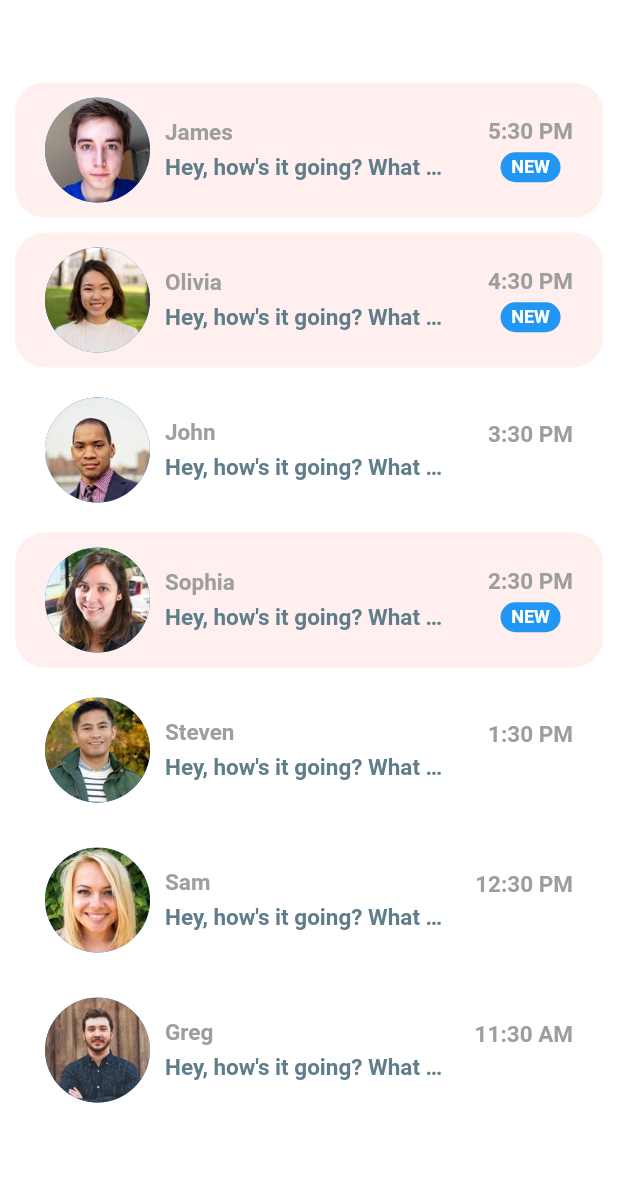
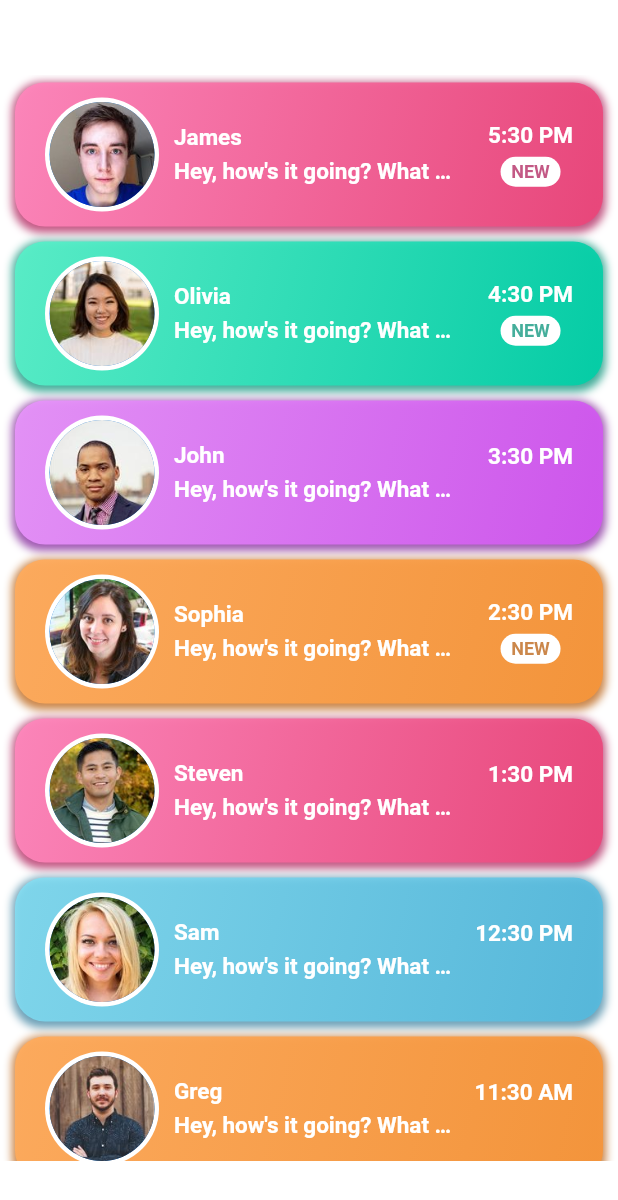
Before and after one commit to SEI4X/join-party, a Flutter app: the ChatsPage widget shown alone on an empty page, opened directly, on a phone screen of 412 x 824 dp. Shown: the top 1200 px of the screen. Run offline on Flutter 3.47's test engine with Material 2 defaults, Android fonts, the phone set to English and light mode, and no system bars; our stand-ins replace eva_icons_flutter, location; missing offline and left inert: platform_maps_flutter.

Commit message:
Added colors to chats

```diff
--- a/lib/chats_modules/chat_screen.dart
+++ b/lib/chats_modules/chat_screen.dart
@@ -77,7 +77,7 @@ class _ChatScreenState extends State<ChatScreen> {
           IconButton(
             icon: Icon(Icons.photo),
             iconSize: 25.0,
-            color: Theme.of(context).primaryColor,
+            color: userColors[widget.user.colorScheme],
             onPressed: () {},
           ),
           Expanded(
@@ -92,7 +92,7 @@ class _ChatScreenState extends State<ChatScreen> {
           IconButton(
             icon: Icon(Icons.send),
             iconSize: 25.0,
-            color: Theme.of(context).primaryColor,
+            color: userColors[widget.user.colorScheme],
             onPressed: () {},
           ),
         ],
@@ -103,8 +103,9 @@ class _ChatScreenState extends State<ChatScreen> {
   @override
   Widget build(BuildContext context) {
     return Scaffold(
-      backgroundColor: Theme.of(context).primaryColor,
+      backgroundColor: userColors[widget.user.colorScheme],
       appBar: AppBar(
+        backgroundColor: Colors.transparent,
         title: Text(
           widget.user.name,
           style: TextStyle(
--- a/lib/chats_modules/chats_page.dart
+++ b/lib/chats_modules/chats_page.dart
@@ -26,7 +26,15 @@ class ChatsPage extends StatelessWidget {
                 margin: EdgeInsets.symmetric(vertical: 5.0, horizontal: 10),
                 padding: EdgeInsets.symmetric(horizontal: 20.0, vertical: 10.0),
                 decoration: BoxDecoration(
-                  color: chat.unread ? Color(0xFFFFEFEE) : Colors.white,
+                  gradient: userGradients[chat.sender.colorScheme],
+                  boxShadow: [
+                    BoxShadow(
+                      color: userShadows[chat.sender.colorScheme],
+                      spreadRadius: 2,
+                      blurRadius: 4,
+                      offset: Offset(0, 2), // changes position of shadow
+                    ),
+                  ],
                   borderRadius: BorderRadius.all(Radius.circular(20.0)),
                 ),
                 child: Row(
@@ -34,9 +42,23 @@ class ChatsPage extends StatelessWidget {
                   children: <Widget>[
                     Row(
                       children: <Widget>[
-                        CircleAvatar(
-                          radius: 35.0,
-                          backgroundImage: AssetImage(chat.sender.imageUrl),
+                        Stack(
+                          alignment: Alignment.center,
+                          children: [
+                            Container(
+                              width: 76,
+                              height: 76,
+                              decoration: BoxDecoration(
+                                borderRadius:
+                                    BorderRadius.all(Radius.circular(38)),
+                                color: Color(0xffffffff),
+                              ),
+                            ),
+                            CircleAvatar(
+                              radius: 35.0,
+                              backgroundImage: AssetImage(chat.sender.imageUrl),
+                            )
+                          ],
                         ),
                         SizedBox(width: 10.0),
                         Column(
@@ -45,7 +67,7 @@ class ChatsPage extends StatelessWidget {
                             Text(
                               chat.sender.name,
                               style: TextStyle(
-                                color: Colors.grey,
+                                color: Colors.white,
                                 fontSize: 15.0,
                                 fontWeight: FontWeight.bold,
                               ),
@@ -56,7 +78,7 @@ class ChatsPage extends StatelessWidget {
                               child: Text(
                                 chat.text,
                                 style: TextStyle(
-                                  color: Colors.blueGrey,
+                                  color: Colors.white,
                                   fontSize: 15.0,
                                   fontWeight: FontWeight.w600,
                                 ),
@@ -72,7 +94,7 @@ class ChatsPage extends StatelessWidget {
                         Text(
                           chat.time,
                           style: TextStyle(
-                            color: Colors.grey,
+                            color: Colors.white,
                             fontSize: 15.0,
                             fontWeight: FontWeight.bold,
                           ),
@@ -83,14 +105,14 @@ class ChatsPage extends StatelessWidget {
                                 width: 40.0,
                                 height: 20.0,
                                 decoration: BoxDecoration(
-                                  color: Theme.of(context).primaryColor,
+                                  color: Colors.white,
                                   borderRadius: BorderRadius.circular(30.0),
                                 ),
                                 alignment: Alignment.center,
                                 child: Text(
                                   'NEW',
                                   style: TextStyle(
-                                    color: Colors.white,
+                                    color: userShadows[chat.sender.colorScheme],
                                     fontSize: 12.0,
                                     fontWeight: FontWeight.bold,
                                   ),
--- a/lib/main.dart
+++ b/lib/main.dart
@@ -12,6 +12,7 @@ class MyApp extends StatelessWidget {
     return MaterialApp(
       debugShowCheckedModeBanner: false,
       theme: ThemeData(
+        brightness: Brightness.light,
         // This is the theme of your application.
         //
         // Try running your application with "flutter run". You'll see the
--- a/lib/models/message_model.dart
+++ b/lib/models/message_model.dart
@@ -1,4 +1,49 @@
 import 'user_model.dart';
+import 'package:flutter/material.dart';
+
+Map<int, LinearGradient> userGradients = {
+  1: LinearGradient(
+    colors: [Color(0xcc83e2f7), Color(0xcc50bce2)],
+    begin: Alignment.topLeft,
+    end: Alignment.bottomRight,
+  ),
+  2: LinearGradient(
+    colors: [Color(0xeeffac5e), Color(0xeef6953a)],
+    begin: Alignment.topLeft,
+    end: Alignment.bottomRight,
+  ),
+  3: LinearGradient(
+    colors: [Color(0xeeff88bd), Color(0xeeea4579)],
+    begin: Alignment.topLeft,
+    end: Alignment.bottomRight,
+  ),
+  4: LinearGradient(
+    colors: [Color(0xeee795fa), Color(0xeed055ef)],
+    begin: Alignment.topLeft,
+    end: Alignment.bottomRight,
+  ),
+  5: LinearGradient(
+    colors: [Color(0xee5af0c9), Color(0xee00cea6)],
+    begin: Alignment.topLeft,
+    end: Alignment.bottomRight,
+  ),
+};
+
+Map<int, Color> userShadows = {
+  1: Color(0xee649bb3),
+  2: Color(0xeec77e3e),
+  3: Color(0xeebf4d7c),
+  4: Color(0xee9a4ead),
+  5: Color(0xee38a894),
+};
+
+Map<int, Color> userColors = {
+  1: Color(0xff50bce2),
+  2: Color(0xfff6953a),
+  3: Color(0xffea4579),
+  4: Color(0xffd055ef),
+  5: Color(0xff00cea6),
+};
 
 class Message {
   final User sender;
@@ -22,6 +67,7 @@ final User currentUser = User(
   id: 0,
   name: 'Current User',
   imageUrl: 'assets/images/greg.jpg',
+  colorScheme: 1,
 );
 
 // USERS
@@ -29,36 +75,43 @@ final User greg = User(
   id: 1,
   name: 'Greg',
   imageUrl: 'assets/images/greg.jpg',
+  colorScheme: 2,
 );
 final User james = User(
   id: 2,
   name: 'James',
   imageUrl: 'assets/images/james.jpg',
+  colorScheme: 3,
 );
 final User john = User(
   id: 3,
   name: 'John',
   imageUrl: 'assets/images/john.jpg',
+  colorScheme: 4,
 );
 final User olivia = User(
   id: 4,
   name: 'Olivia',
   imageUrl: 'assets/images/olivia.jpg',
+  colorScheme: 5,
 );
 final User sam = User(
   id: 5,
   name: 'Sam',
   imageUrl: 'assets/images/sam.jpg',
+  colorScheme: 1,
 );
 final User sophia = User(
   id: 6,
   name: 'Sophia',
   imageUrl: 'assets/images/sophia.jpg',
+  colorScheme: 2,
 );
 final User steven = User(
   id: 7,
   name: 'Steven',
   imageUrl: 'assets/images/steven.jpg',
+  colorScheme: 3,
 );
 
 // FAVORITE CONTACTS
--- a/lib/models/user_model.dart
+++ b/lib/models/user_model.dart
@@ -2,10 +2,12 @@ class User {
   final int id;
   final String name;
   final String imageUrl;
+  final int colorScheme;
 
   User({
     this.id,
     this.name,
     this.imageUrl,
+    this.colorScheme,
   });
 }
```
Also changed, not shown: 1 other file.
